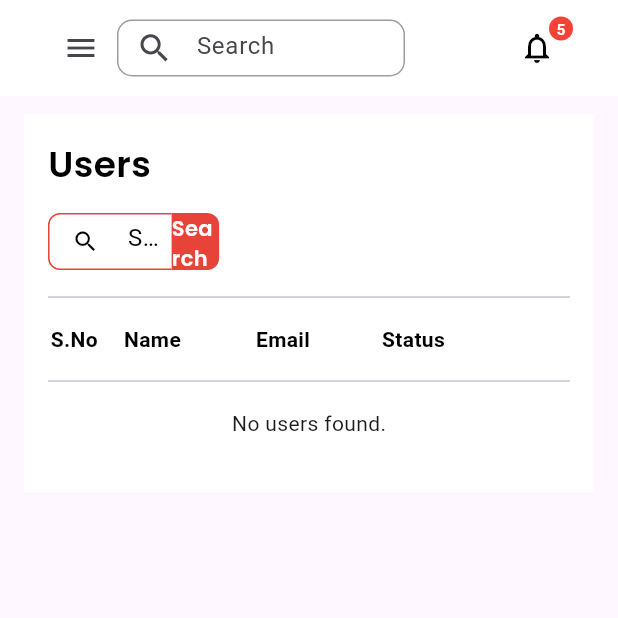
After one commit to ba138/student_managment_system, a Flutter app: the UserDetailPage screen opened directly, on a phone screen of 412 x 824 dp, the top half of it. The commit adds this screen. Run offline on Flutter 3.47's test engine with Material 3 defaults, Android fonts, the phone set to English and light mode, and no system bars; our stand-ins replace cloud_firestore, file_picker, firebase_core, firebase_storage, fl_chart, get and 1 more; missing offline and left inert: dart:html; accounts and stored records are empty.

```diff
--- /dev/null
+++ b/lib/Pages/User_page.dart/users_detail_page.dart
@@ -0,0 +1,310 @@
+import 'package:flutter/material.dart';
+import 'package:get/get.dart';
+import 'package:google_fonts/google_fonts.dart';
+import 'package:student_managment_system/Controllers/user_controller.dart';
+import 'package:student_managment_system/Utills/colors.dart';
+import 'package:student_managment_system/Utills/global_keys.dart';
+import 'package:student_managment_system/Utills/header.dart';
+import 'package:student_managment_system/Utills/responsive.dart';
+import 'package:student_managment_system/Utills/side_menu.dart';
+
+class UserDetailPage extends StatelessWidget {
+  const UserDetailPage({super.key});
+
+  @override
+  Widget build(BuildContext context) {
+    // Initialize the UserController
+    final UserController userController = Get.put(UserController());
+
+    return Scaffold(
+      key: getCourseScaffoldKey,
+      body: SafeArea(
+        child: Column(
+          children: [
+            SizedBox(
+              height: 64,
+              child: Header(fct: () {}),
+            ),
+            const SizedBox(height: 12.0),
+            Expanded(
+              child: Row(
+                crossAxisAlignment: CrossAxisAlignment.start,
+                children: [
+                  if (Responsive.isDesktop(context))
+                    const SizedBox(
+                      width: 250, // Set the width of the side menu
+                      child: SideMenu(),
+                    ),
+                  Expanded(
+                    child: SingleChildScrollView(
+                      child: Column(
+                        mainAxisSize: MainAxisSize.max,
+                        children: [
+                          Padding(
+                            padding:
+                                const EdgeInsets.only(left: 16.0, right: 16),
+                            child: Container(
+                              width: MediaQuery.of(context).size.width,
+                              color: AppColors.secondryColor,
+                              child: Padding(
+                                padding: const EdgeInsets.all(16.0),
+                                child: Column(
+                                  crossAxisAlignment: CrossAxisAlignment.start,
+                                  children: [
+                                    Text(
+                                      "Users",
+                                      style: GoogleFonts.getFont(
+                                        "Poppins",
+                                        textStyle: TextStyle(
+                                          fontSize: 24,
+                                          fontWeight: FontWeight.w600,
+                                          color: AppColors.blackColor,
+                                        ),
+                                      ),
+                                    ),
+                                    const SizedBox(height: 16),
+                                    Row(
+                                      children: [
+                                        Container(
+                                          height: 38,
+                                          width: MediaQuery.of(context)
+                                                  .size
+                                                  .width /
+                                              5,
+                                          decoration: BoxDecoration(
+                                            border: Border(
+                                              left: BorderSide(
+                                                color: AppColors.primaryColor,
+                                                width: 1.0,
+                                              ),
+                                              top: BorderSide(
+                                                color: AppColors.primaryColor,
+                                                width: 1.0,
+                                              ),
+                                              bottom: BorderSide(
+                                                color: AppColors.primaryColor,
+                                                width: 1.0,
+                                              ),
+                                              right: BorderSide.none,
+                                            ),
+                                            borderRadius:
+                                                const BorderRadius.only(
+                                              topLeft: Radius.circular(8),
+                                              bottomLeft: Radius.circular(8),
+                                            ),
+                                          ),
+                                          child: const TextField(
+                                            decoration: InputDecoration(
+                                              isDense: true,
+                                              contentPadding:
+                                                  EdgeInsets.symmetric(
+                                                      vertical: 8.0),
+                                              hintText: 'Search here',
+                                              hintStyle: TextStyle(
+                                                  color: Colors.black),
+                                              border: InputBorder.none,
+                                              prefixIcon: Icon(Icons.search,
+                                                  color: Colors.black),
+                                            ),
+                                            textAlignVertical:
+                                                TextAlignVertical.center,
+                                            style:
+                                                TextStyle(color: Colors.black),
+                                          ),
+                                        ),
+                                        InkWell(
+                                          onTap: () {},
+                                          child: Container(
+                                            height: 38,
+                                            width: MediaQuery.of(context)
+                                                    .size
+                                                    .width /
+                                                13,
+                                            decoration: BoxDecoration(
+                                              color: AppColors.primaryColor,
+                                              borderRadius:
+                                                  const BorderRadius.only(
+                                                topRight: Radius.circular(8),
+                                                bottomRight: Radius.circular(8),
+                                              ),
+                                            ),
+                                            child: Center(
+                                              child: Text(
+                                                "Search",
+                                                style: GoogleFonts.getFont(
+                                                  "Poppins",
+                                                  textStyle: TextStyle(
+                                                    fontSize: 14,
+                                                    fontWeight: FontWeight.w600,
+                                                    color:
+                                                        AppColors.secondryColor,
+                                                  ),
+                                                ),
+                                              ),
+                                            ),
+                                          ),
+                                        ),
+                                        const SizedBox(width: 12),
+                                      ],
+                                    ),
+                                    const SizedBox(height: 10),
+                                    const Divider(),
+                                    const SizedBox(height: 10),
+
+                                    // Headers for user data (with consistent flex values)
+                                    const Row(
+                                      children: [
+                                        Expanded(
+                                          flex: 1,
+                                          child: Center(
+                                            child: Text(
+                                              'S.No',
+                                              style: TextStyle(
+                                                fontWeight: FontWeight.bold,
+                                                color: Colors.black,
+                                              ),
+                                            ),
+                                          ),
+                                        ),
+                                        Expanded(
+                                          flex: 2,
+                                          child: Center(
+                                            child: Text(
+                                              'Name',
+                                              style: TextStyle(
+                                                fontWeight: FontWeight.bold,
+                                                color: Colors.black,
+                                              ),
+                                            ),
+                                          ),
+                                        ),
+                                        Expanded(
+                                          flex: 3,
+                                          child: Center(
+                                            child: Text(
+                                              'Email',
+                                              style: TextStyle(
+                                                fontWeight: FontWeight.bold,
+                                                color: Colors.black,
+                                              ),
+                                            ),
+                                          ),
+                                        ),
+                                        Expanded(
+                                          flex: 2,
+                                          child: Center(
+                                            child: Text(
+                                              'Status',
+                                              style: TextStyle(
+                                                fontWeight: FontWeight.bold,
+                                                color: Colors.black,
+                                              ),
+                                            ),
+                                          ),
+                                        ),
+                                        Expanded(
+                                          flex: 2,
+                                          child: Center(
+                                            child: Text(
+                                              'Verified',
+                                              style: TextStyle(
+                                                fontWeight: FontWeight.bold,
+                                                color: Colors.transparent,
+                                              ),
+                                            ),
+                                          ),
+                                        ),
+                                      ],
+                                    ),
+                                    const SizedBox(height: 10),
+                                    const Divider(),
+                                    const SizedBox(height: 10),
+
+                                    // Display users
+                                    Obx(() {
+                                      if (userController.isLoading.value) {
+                                        return const Center(
+                                            child: CircularProgressIndicator());
+                                      }
+
+                                      if (userController.users.isEmpty) {
+                                        return const Center(
+                                            child: Text("No users found."));
+                                      }
+
+                                      return Column(
+                                        children: List.generate(
+                                          userController.users.length,
+                                          (index) {
+                                            final user =
+                                                userController.users[index];
+                                            return Padding(
+                                              padding:
+                                                  const EdgeInsets.symmetric(
+                                                      vertical: 8.0),
+                                              child: Row(
+                                                children: [
+                                                  Expanded(
+                                                    flex: 1,
+                                                    child: Center(
+                                                        child: Text(
+                                                            "${index + 1}")),
+                                                  ), // S.No
+                                                  Expanded(
+                                                    flex: 2,
+                                                    child: Center(
+                                                        child: Text(user.name)),
+                                                  ), // Name
+                                                  Expanded(
+                                                    flex: 3,
+                                                    child: Center(
+                                                        child:
+                                                            Text(user.email)),
+                                                  ), // Email
+                                                  Expanded(
+                                                    flex: 2,
+                                                    child: Center(
+                                                        child: Text(
+                                                      "Verified",
+                                                      style: TextStyle(
+                                                        color: Colors.green,
+                                                      ),
+                                                    )),
+                                                  ), // Status
+                                                  const Expanded(
+                                                    flex: 2,
+                                                    child: Text(
+                                                      "Verified",
+                                                      style: TextStyle(
+                                                        color:
+                                                            Colors.transparent,
+                                                      ),
+                                                    ),
+                                                  ), // Empty column for alignment
+                                                ],
+                                              ),
+                                            );
+                                          },
+                                        ),
+                                      );
+                                    }),
+
+                                    const SizedBox(height: 20),
+                                  ],
+                                ),
+                              ),
+                            ),
+                          ),
+                        ],
+                      ),
+                    ),
+                  ),
+                ],
+              ),
+            ),
+          ],
+        ),
+      ),
+    );
+  }
+}
```
Also changed, not shown: lib/Controllers/group_controller.dart (added, +23 -0 lines), lib/Controllers/user_controller.dart (+6 -1 lines), lib/Model/group_model.dart (added, +111 -0 lines), lib/Utills/side_menu.dart (+7 -6 lines).
